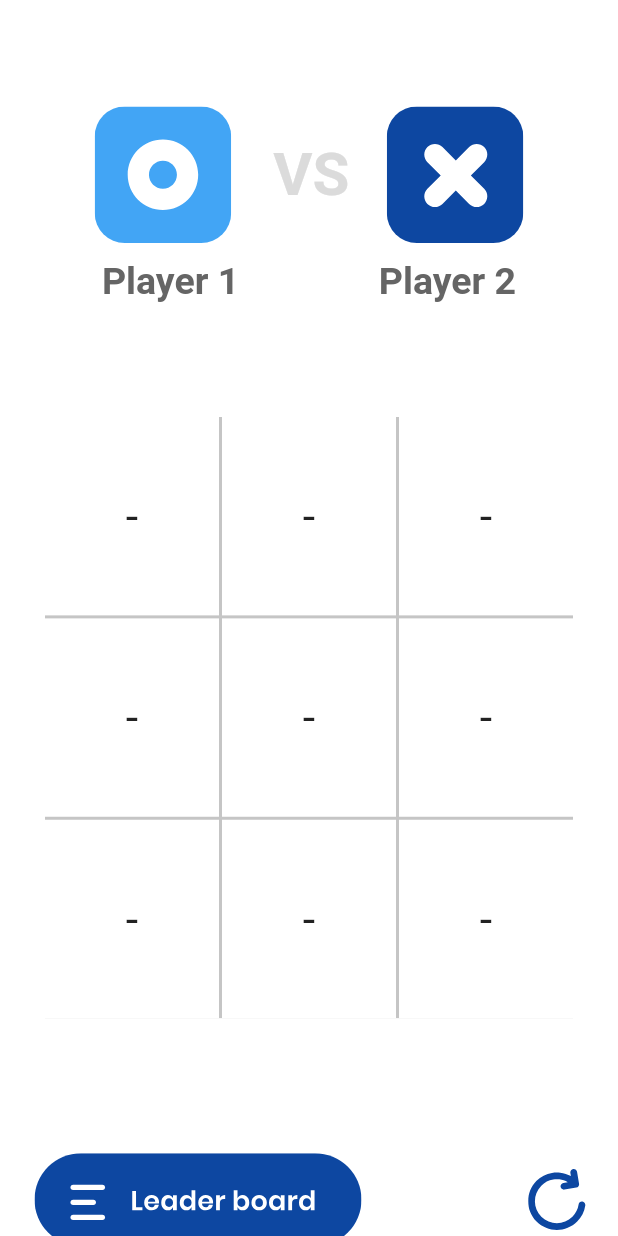
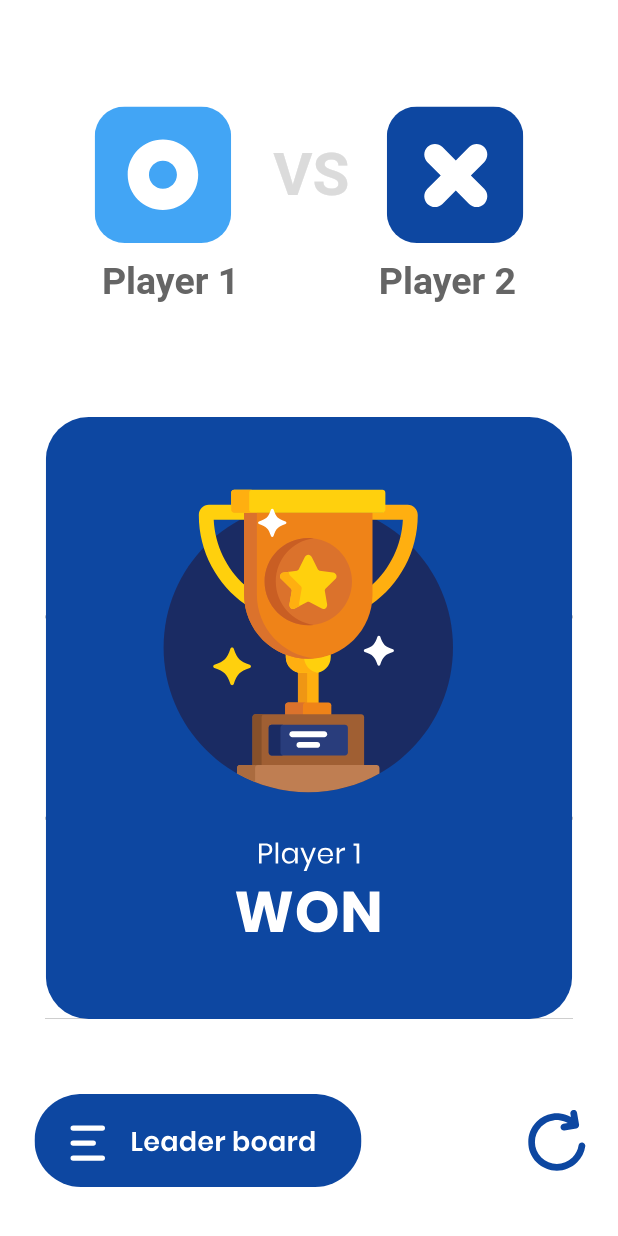
Before and after one commit to hammadkahn/Kati_zero, a Flutter app: the screen it shows after launch, on a phone screen of 412 x 824 dp. Run offline on Flutter 3.47's test engine with Material 2 defaults, Android fonts, the phone set to English and light mode, and no system bars; our stand-ins replace flutter_svg.

Commit message:
ui's almost final

```diff
--- a/lib/extra_home.dart
+++ b/lib/extra_home.dart
@@ -23,14 +23,14 @@ class _ExtrahomeState extends State<Extrahome> {
   var img8;
   var img9;
   var winner = "";
-  var lst = ["-", "-", "-", "-", "-", "-", "-", "-", "-"];
+  var lst = ["", "", "", "", "", "", "", "", ""];
   List<dynamic> pic = [Image.asset("images/c.png")];
   var cross = Image.asset("images/c.png");
   var zero = Image.asset("images/z.png");
   var p = "X";
   late String image;
   void img(i) {
-    if (lst[i] == '-') {
+    if (lst[i] == '') {
       setState(() {
         lst[i] = p;
         print(lst);
@@ -42,7 +42,9 @@ class _ExtrahomeState extends State<Extrahome> {
 
   void reset() {
     setState(() {
-      var lst = ["-", "-", "-", "-", "-", "-", "-", "-", "-"];
+      lst = ["", "", "", "", "", "", "", "", ""];
+      p = "X";
+      print(lst);
     });
   }
 
@@ -72,6 +74,10 @@ class _ExtrahomeState extends State<Extrahome> {
 
   @override
   Widget build(BuildContext context) {
+    double game_board_width = MediaQuery.of(context).size.width - 60 > 364
+        ? 364
+        : MediaQuery.of(context).size.width - 60;
+    double game_board_height = (415 / 364) * game_board_width;
     return Scaffold(
       backgroundColor: Colors.white,
       body: SizedBox.expand(
@@ -128,13 +134,18 @@ class _ExtrahomeState extends State<Extrahome> {
             ),
             Padding(
               padding: const EdgeInsets.only(top: 76, left: 30, right: 30),
-              child: Container(
-                constraints: BoxConstraints(maxWidth: 364),
-                color: Color(0xFFC5C5C5),
+              child: Stack(
+                alignment: Alignment.center,
+                children: [
+                  Container(
+                    width: game_board_width,
+                    height: game_board_height,
+                    color: const Color(0xFFC5C5C5),
                     child: GridView.builder(
                       padding: EdgeInsets.zero,
                       shrinkWrap: true,
-                  gridDelegate: const SliverGridDelegateWithFixedCrossAxisCount(
+                      gridDelegate:
+                          const SliverGridDelegateWithFixedCrossAxisCount(
                               childAspectRatio: 364 / 415,
                               crossAxisCount: 3,
                               crossAxisSpacing: 2,
@@ -146,12 +157,23 @@ class _ExtrahomeState extends State<Extrahome> {
                           child: InkWell(
                             onTap: () => img(index),
                             child: Center(
-                            child: Text(lst[index],
-                                style: TextStyle(fontSize: 30))),
+                                child: lst[index] == "X"
+                                    ? Image.asset('images/c.png')
+                                    : lst[index] == "O"
+                                        ? Image.asset('images/z.png')
+                                        : Text("")),
                           ),
                         );
                       },
                     ),
+                  ),
+                  Container(
+                    height: game_board_height,
+                    width: game_board_width,
+                    // color: Colors.black,
+                    child: SvgPicture.asset('images/win.svg'),
+                  )
+                ],
               ),
             ),
             if (winner != "")
@@ -159,7 +181,7 @@ class _ExtrahomeState extends State<Extrahome> {
                 '$winner won the game',
                 style: TextStyle(fontSize: 30),
               ),
-            const SizedBox(height: 90),
+            const SizedBox(height: 50),
             Padding(
               padding: const EdgeInsets.only(left: 23.0),
               child: Row(
@@ -181,8 +203,7 @@ class _ExtrahomeState extends State<Extrahome> {
                       padding: const EdgeInsets.only(left: 90),
                       child: GestureDetector(
                         onTap: () {
-                          Navigator.of(context).push(
-                              MaterialPageRoute(builder: (_) => Extrahome()));
+                          reset();
                         },
                         child: SvgPicture.asset(
                           'images/reset.svg',
```
Lines whose indentation alone changed are shown as unchanged.
